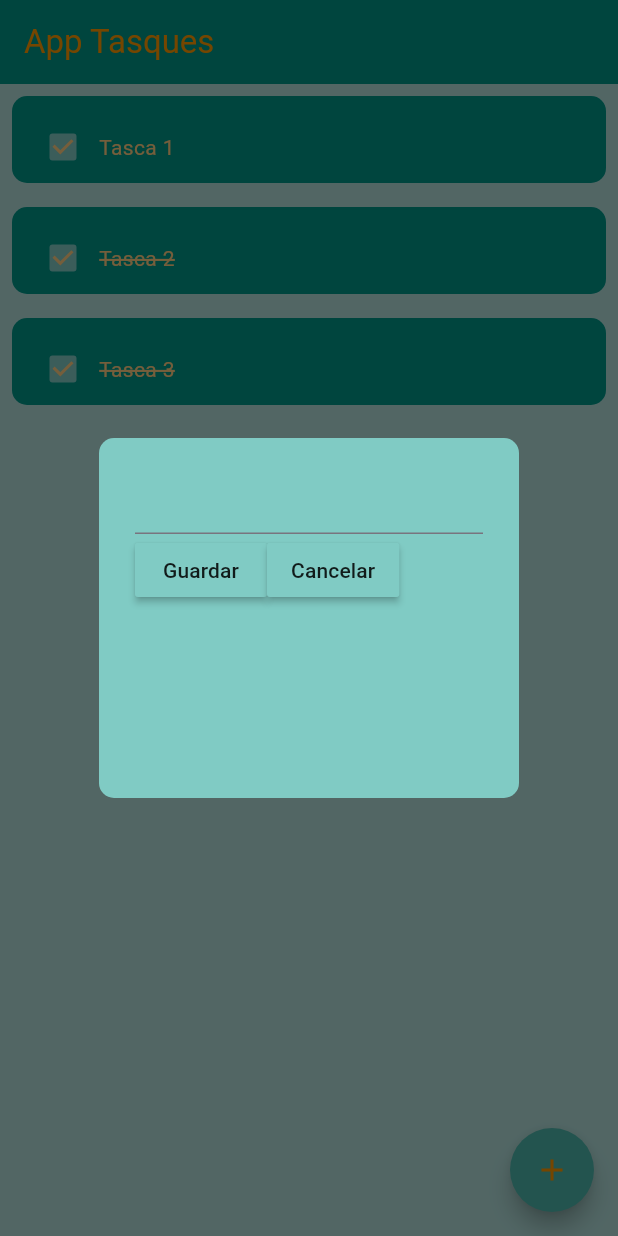
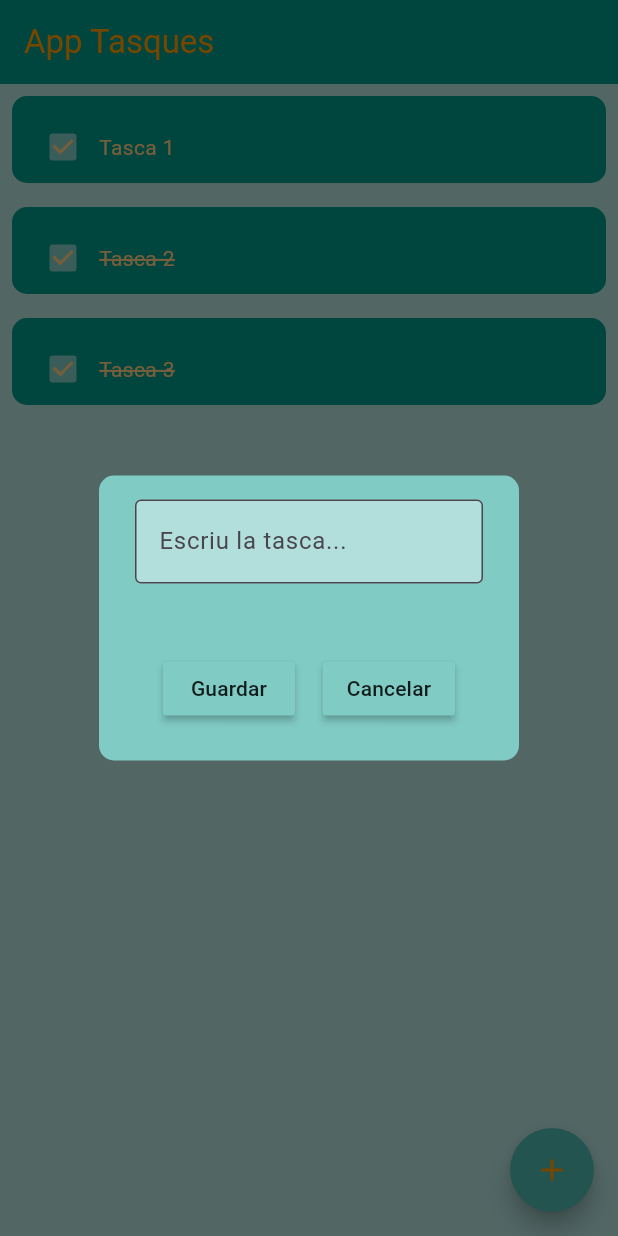
Before and after one commit to alexsaalas/aplicacio_tasques_2425, a Flutter app: the screen it shows after launch, after a tap on the "add" icon, on a phone screen of 412 x 824 dp. Run offline on Flutter 3.47's test engine with Material 3 defaults, Android fonts, the phone set to English and light mode, and no system bars; drawn by our look-alikes of flutter_slidable.

Commit message:
Dialog fet y guardar tascas

```diff
--- a/lib/componentes/dialog_nova_tasca.dart
+++ b/lib/componentes/dialog_nova_tasca.dart
@@ -2,7 +2,15 @@ import 'package:aplicacio_tasques_2425/componentes/boto_dialog.dart';
 import 'package:flutter/material.dart';
 
 class DialogNovaTasca extends StatelessWidget {
-  const DialogNovaTasca({super.key});
+  final TextEditingController tecTextTasca;
+  final Function()? accioGuardar;
+  final Function()? accioCancelar;
+
+  const DialogNovaTasca(
+      {super.key,
+      required this.tecTextTasca,
+      required this.accioGuardar,
+      required this.accioCancelar});
 
   @override
   Widget build(BuildContext context) {
@@ -10,14 +18,31 @@ class DialogNovaTasca extends StatelessWidget {
       backgroundColor: Colors.teal[200],
       shape: RoundedRectangleBorder(borderRadius: BorderRadius.circular(10)),
       content: Container(
-        height: 200,
+        height: 150,
         child: Column(
+          mainAxisAlignment: MainAxisAlignment.spaceBetween,
           children: [
-            TextField(),
+            TextField(
+              controller: tecTextTasca, // Usamos el controlador proporcionado
+              cursorColor: Colors.orange[300],
+              decoration: InputDecoration(
+                hintText: "Escriu la tasca...",
+                border: OutlineInputBorder(),
+                filled: true,
+                fillColor: Colors.teal[100],
+              ),
+            ),
             Row(
+              mainAxisAlignment: MainAxisAlignment.spaceEvenly, // Alineamos los botones
               children: [
-                BotoDialog(TextBoton: "Guardar", accioBoto: () {}),
-                BotoDialog(TextBoton: "Cancelar", accioBoto: () {}),
+                BotoDialog(
+                  TextBoton: "Guardar",
+                  accioBoto: accioGuardar, // Ejecutamos la función cuando se presiona el botón
+                ),
+                BotoDialog(
+                  TextBoton: "Cancelar",
+                  accioBoto: accioCancelar, // Ejecutamos la función cuando se presiona el botón
+                ),
               ],
             )
           ],
--- a/lib/pagines/pagina1.dart
+++ b/lib/pagines/pagina1.dart
@@ -17,6 +17,23 @@ class _MyWidgetState extends State<Pagina1> {
     {"titol": "Tasca 3", "valor": true},
   ];
 
+  TextEditingController tecTextTasca = TextEditingController();
+
+  void accioGuardar() {
+    setState(() {
+      tasquesLlista.add({
+        "titol": tecTextTasca.text, // Añadimos el texto de la tarea
+        "valor": false, // Inicializamos con valor false
+      });
+    });
+    accioCancelar();
+  }
+
+  void accioCancelar() {
+    Navigator.of(context).pop();
+    tecTextTasca.clear();
+  }
+
   void canviaCheckbox(int posLlista) {
     //* Para actualizar la pantalla
     setState(() {
@@ -35,7 +52,11 @@ class _MyWidgetState extends State<Pagina1> {
     showDialog(
       context: context,
       builder: (context) {
-        return DialogNovaTasca();
+        return DialogNovaTasca(
+          tecTextTasca: tecTextTasca,
+          accioGuardar: accioGuardar,
+          accioCancelar: accioCancelar,
+        );
       },
     );
   }
```
